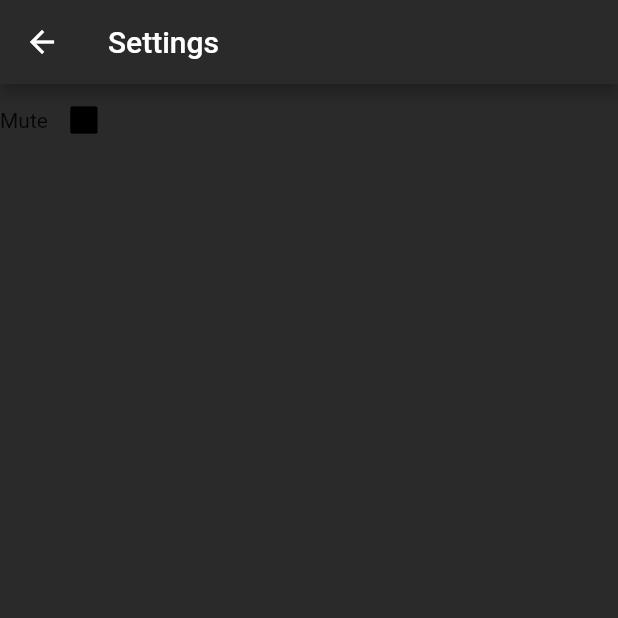
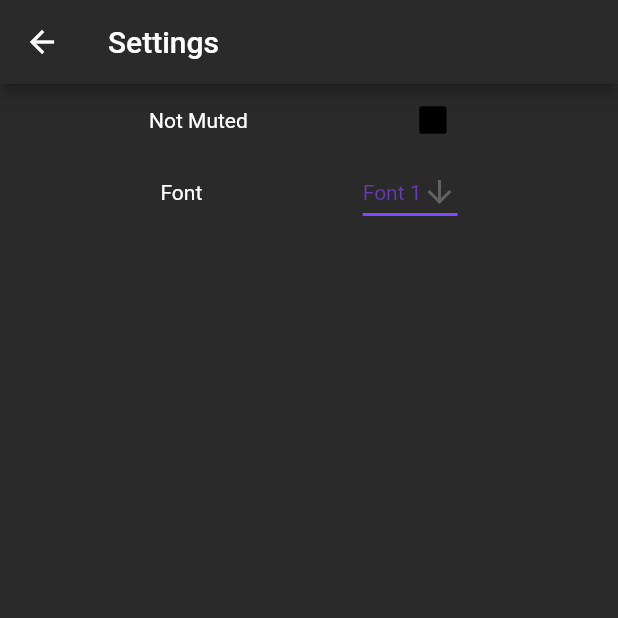
Before and after one commit to Hanssel36/KanaVocab, a Flutter app: the screen it shows after launch, after a tap on "Hiragana き", after a tap on the "settings" icon, on a phone screen of 412 x 824 dp, the top half of it. Run offline on Flutter 3.47's test engine with Material 2 defaults, Android fonts, the phone set to English and light mode, and no system bars; our stand-ins replace flutter_riverpod, go_router, tuple.

Commit message:
settings screen base

```diff
--- a/lib/settings.dart
+++ b/lib/settings.dart
@@ -1,3 +1,4 @@
+import 'package:flutter/gestures.dart';
 import 'package:flutter/material.dart';
 import 'package:go_router/go_router.dart';
 import 'package:hirikana/assests/colors.dart';
@@ -13,6 +14,8 @@ import '../my_route.dart';
 //     );
 //   }
 // }
+
+const List<String> fonts = <String>['Font 1', 'Font2', 'Font3'];
 
 class SettingsScreen extends StatelessWidget {
   const SettingsScreen({super.key});
@@ -30,7 +33,10 @@ class SettingsScreen extends StatelessWidget {
             icon: const Icon(Icons.arrow_back),
           ),
         ),
-        body: MuteBox(),
+        body: Column(children: const [
+          MuteBox(),
+          FontSelector(),
+        ]),
       ),
     );
   }
@@ -61,8 +67,16 @@ class _MuteBox extends State<MuteBox> {
     }
 
     return Row(
+      mainAxisAlignment: MainAxisAlignment.spaceEvenly,
       children: [
-        Text("Mute"),
+        Column(
+          mainAxisAlignment: MainAxisAlignment.spaceBetween,
+          children: [
+            Text(
+                style: const TextStyle(color: Colors.white),
+                isChecked ? "Muted" : "Not Muted"),
+          ],
+        ),
         Checkbox(
           checkColor: Colors.white,
           fillColor: MaterialStateProperty.resolveWith(getColor),
@@ -78,4 +92,51 @@ class _MuteBox extends State<MuteBox> {
   }
 }
 
-class FontDropDown extends StatefulWidget {}
+class FontSelector extends StatefulWidget {
+  const FontSelector({super.key});
+
+  @override
+  State<FontSelector> createState() => _FontSelectorState();
+}
+
+class _FontSelectorState extends State<FontSelector> {
+  String dropdownValue = fonts.first;
+
+  @override
+  Widget build(BuildContext context) {
+    return Row(
+      mainAxisAlignment: MainAxisAlignment.spaceEvenly,
+      children: [
+        Column(
+          mainAxisAlignment: MainAxisAlignment.spaceBetween,
+          children: const [
+            Text(style: const TextStyle(color: Colors.white), "Font"),
+          ],
+        ),
+        DropdownButton<String>(
+          value: dropdownValue,
+          icon: const Icon(
+            Icons.arrow_downward,
+          ),
+          elevation: 16,
+          style: const TextStyle(color: Colors.deepPurple),
+          underline: Container(
+            height: 2,
+            color: Colors.deepPurpleAccent,
+          ),
+          onChanged: (String? value) {
+            setState(() {
+              dropdownValue = value!;
+            });
+          },
+          items: fonts.map<DropdownMenuItem<String>>((String value) {
+            return DropdownMenuItem<String>(
+              value: value,
+              child: Text(value),
+            );
+          }).toList(),
+        ),
+      ],
+    );
+  }
+}
```
